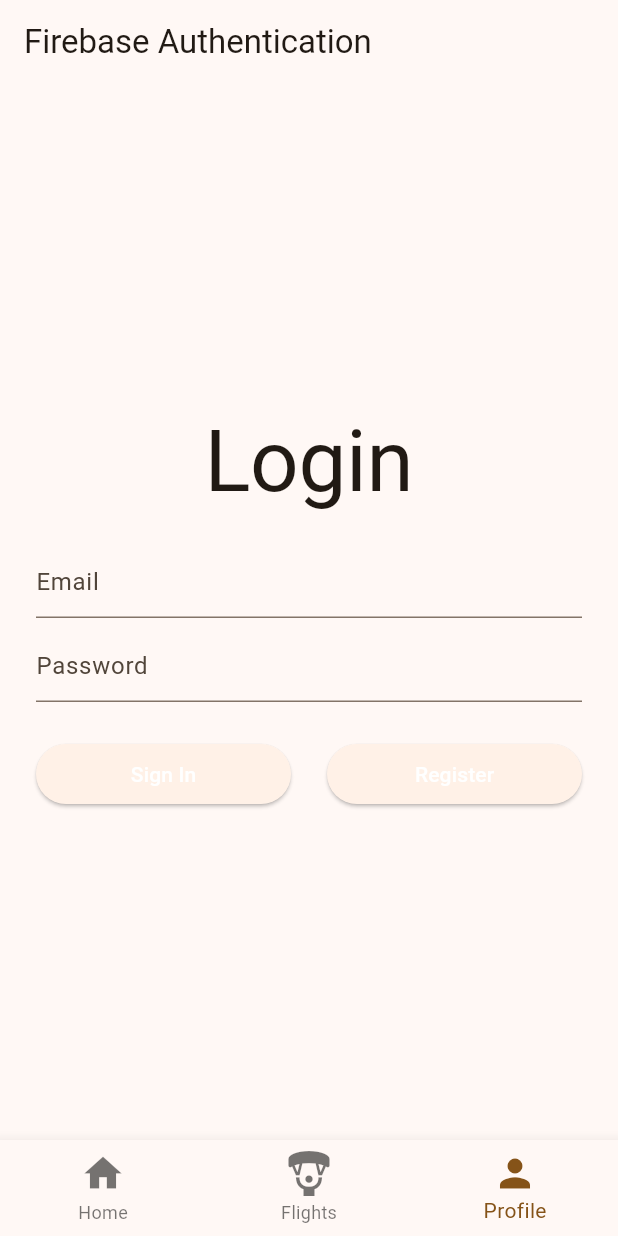
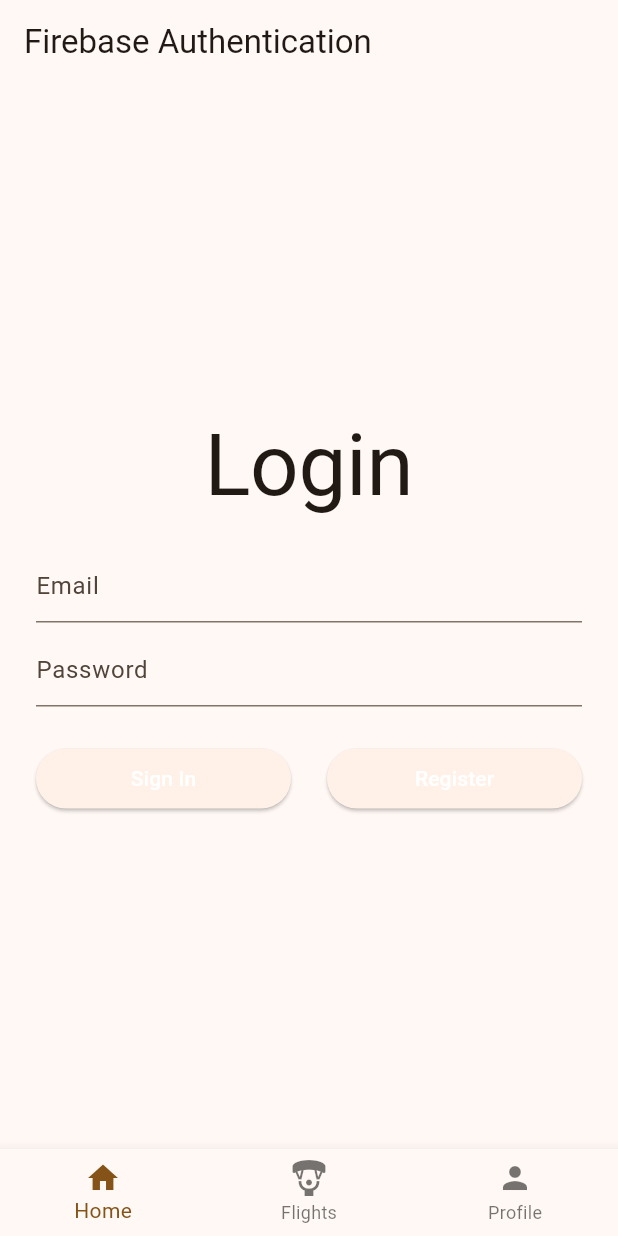
Before and after one commit to FloatyFly/floaty-frontend, a Flutter app: the screen it shows after launch, on a phone screen of 412 x 824 dp. Run offline on Flutter 3.47's test engine with Material 3 defaults, Android fonts, the phone set to English and light mode, and no system bars; our stand-ins replace firebase_auth, firebase_core; accounts and stored records are empty.

```diff
--- a/lib/main.dart
+++ b/lib/main.dart
@@ -1,3 +1,5 @@
+import 'package:firebase_auth/firebase_auth.dart';
+import 'package:floaty/profile_page.dart';
 import 'package:flutter/material.dart';
 import 'package:provider/provider.dart';
 import 'package:firebase_core/firebase_core.dart';
@@ -6,37 +8,70 @@ import 'package:firebase_core/firebase_core.dart';
 import 'firebase_options.dart';
 import 'flights_screen.dart';
 import 'landing_page.dart';
-import 'login_screen.dart';
+import 'login_page.dart';
 
 void main() async {
   // Initialize Firebase
   await Firebase.initializeApp(
     options: DefaultFirebaseOptions.currentPlatform, // This uses the generated options
   );
-  runApp(MyApp());
+  runApp(
+    ChangeNotifierProvider(
+      create: (context) => MyAppState(),
+      child: MyApp(),
+    ),
+  );
 }
 
 class MyApp extends StatelessWidget {
-  const MyApp({super.key});
-
   @override
   Widget build(BuildContext context) {
-    return ChangeNotifierProvider(
-      create: (context) => MyAppState(),
-      child: MaterialApp(
+    return MaterialApp(
       title: 'Floaty',
       theme: ThemeData(
         useMaterial3: true,
         colorScheme: ColorScheme.fromSeed(seedColor: Colors.orange),
       ),
-        home: MyHomePage(),
-      ),
+      home: MyHomePage(), //
     );
   }
 }
 
 class MyAppState extends ChangeNotifier {
+  bool _isLoggedIn = false;
+  User? _currentUser;
+
+  int _selectedIndex = 0; // Default to the LandingPage if logged in
+
+  User? get currentUser => _currentUser;
+  bool get isLoggedIn => _isLoggedIn;
+  int get selectedIndex => _selectedIndex;
+
+  void setUser(User? user) {
+    _currentUser = user;
+    notifyListeners();
   }
+
+  void login(User user) {
+    _currentUser = user;
+    _isLoggedIn = true;
+    _selectedIndex = 0; // Navigate to LandingPage after login
+    notifyListeners();
+  }
+
+  void logout() {
+    _currentUser = null;
+    _isLoggedIn = false;
+    _selectedIndex = 2; // Navigate to LoginPage after logout
+    notifyListeners();
+  }
+
+  void setSelectedIndex(int index) {
+    _selectedIndex = index;
+    notifyListeners();
+  }
+}
+
 
 class MyHomePage extends StatefulWidget {
   @override
@@ -45,13 +80,15 @@ class MyHomePage extends StatefulWidget {
 
 class _MyHomePageState extends State<MyHomePage> {
 
-  int _selectedIndex = 2;
-
   @override
   Widget build(BuildContext context) {
-
+    return Consumer<MyAppState>(
+      builder: (context, appState, child) {
         Widget page;
-      switch (_selectedIndex) {
+        if (!appState.isLoggedIn) {
+          page = LoginPage();
+        } else {
+          switch (appState.selectedIndex) {
             case 0:
               page = LandingPage();
               break;
@@ -59,53 +96,60 @@ class _MyHomePageState extends State<MyHomePage> {
               page = FlightsScreen();
               break;
             case 2:
-          page = LoginPage();  // Profile
-          break;
-        case 3:
-          page = LoginPage(); //
+              page = ProfilePage(user: appState.currentUser);
               break;
             default:
-          throw UnimplementedError('no widget for $_selectedIndex');
+              page = LandingPage(); // Default to LandingPage if unsure
+              break;
+          }
         }
 
         return Scaffold(
           body: LayoutBuilder(
             builder: (BuildContext context, BoxConstraints constraints) {
               if (constraints.maxWidth < 600) {
-            // Use BottomNavigationBar for smaller screens
                 return Column(
                   children: [
-                Expanded(child: page), // Page based on the index
+                    Expanded(child: page),
                     BottomNavigationBar(
                       items: const <BottomNavigationBarItem>[
-                    BottomNavigationBarItem(icon: Icon(Icons.home, size: 30.0), label: 'Home'),
-                    BottomNavigationBarItem(icon: Icon(Icons.paragliding_sharp, size: 30.0), label: 'Flights'),
-                    BottomNavigationBarItem(icon: Icon(Icons.person_sharp, size: 30.0), label: 'Profile'),
+                        BottomNavigationBarItem(icon: Icon(Icons.home), label: 'Home'),
+                        BottomNavigationBarItem(icon: Icon(Icons.paragliding_sharp), label: 'Flights'),
+                        BottomNavigationBarItem(icon: Icon(Icons.person_sharp), label: 'Profile'),
                       ],
-                  currentIndex: _selectedIndex,
-                  onTap: (index) => setState(() => _selectedIndex = index),
+                      currentIndex: appState.selectedIndex,
+                      onTap: (index) {
+                        if (appState.isLoggedIn) {
+                          appState.setSelectedIndex(index);
+                        }
+                      },
                     ),
                   ],
                 );
               } else {
-            // Use NavigationRail for larger screens
                 return Row(
                   children: [
                     NavigationRail(
-                  destinations: const <NavigationRailDestination>[
+                      selectedIndex: appState.selectedIndex,
+                      onDestinationSelected: (index) {
+                        if (appState.isLoggedIn) {
+                          appState.setSelectedIndex(index);
+                        }
+                      },
+                      destinations: [
                         NavigationRailDestination(icon: Icon(Icons.home), label: Text('Home')),
                         NavigationRailDestination(icon: Icon(Icons.paragliding_sharp), label: Text('Flights')),
                         NavigationRailDestination(icon: Icon(Icons.person), label: Text('Profile')),
                       ],
-                  selectedIndex: _selectedIndex,
-                  onDestinationSelected: (index) => setState(() => _selectedIndex = index),
                     ),
-                Expanded(child: page), // Page based on the index
+                    Expanded(child: page),
                   ],
                 );
               }
             },
           ),
         );
+      },
+    );
   }
 }
```
Also changed, not shown: lib/login_page.dart (renamed from lib/login_screen.dart, +9 -16 lines), lib/profile_page.dart (+4 -6 lines). Lines whose indentation alone changed are shown as unchanged.
